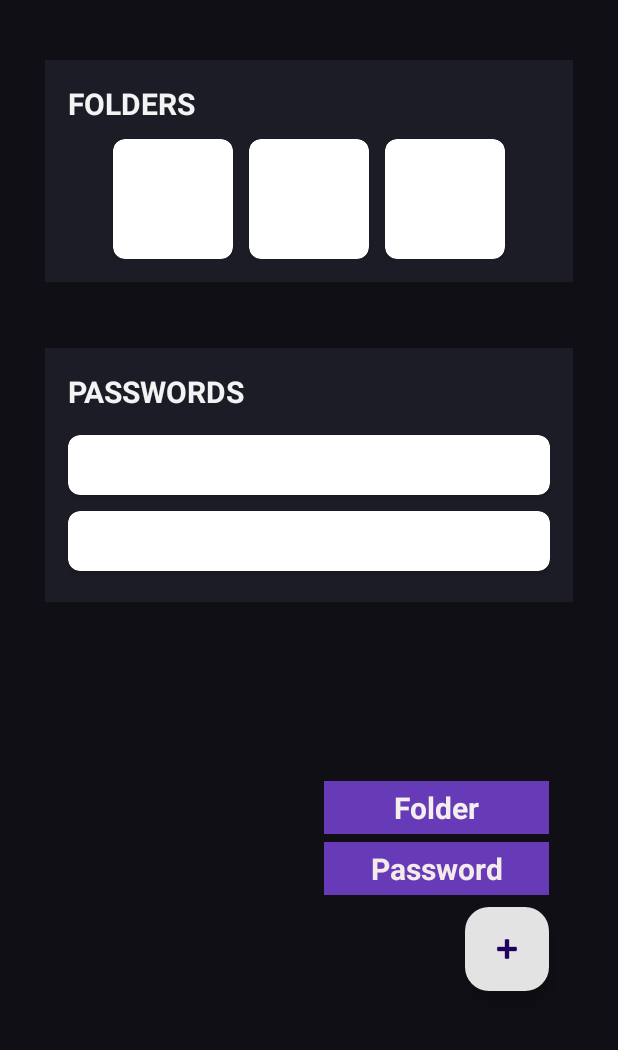
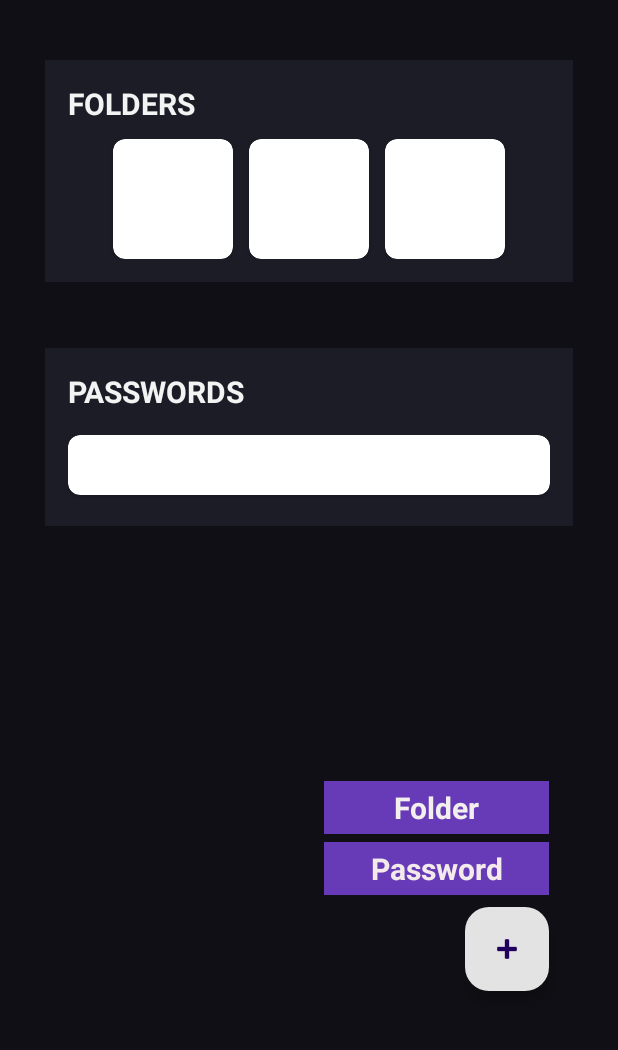
Before and after one commit to css-enjoyer/MP_Password-Manager, an Android app: the screen it shows after launch (MainActivity), after a tap on an icon or button, on a phone screen of 412 x 824 dp, the part 176-1226 px from its top. Run offline under Robolectric (Android 15) with nearby library versions, the phone set to English and light mode, and no system bars.

Commit message:
Create recycler and adapter for password

```diff
--- a/app/src/main/java/com/example/mobproj/MainActivity.kt
+++ b/app/src/main/java/com/example/mobproj/MainActivity.kt
@@ -30,6 +30,9 @@ class MainActivity : AppCompatActivity() {
     // For database
     private var dbHandler: DBHandler? = null
 
+    // For recycler
+    private lateinit var passwordRecyclerView: RecyclerView
+    private lateinit var passwordAdapter: PasswordAdapter
 
     override fun onCreate(savedInstanceState: Bundle?) {
         super.onCreate(savedInstanceState)
@@ -37,7 +40,6 @@ class MainActivity : AppCompatActivity() {
 
         // Initialize lockscreen
         initPinDialog()
-        showPinDialog()
 
         // Initialize add button
         fabAdd = findViewById(R.id.fabAdd)
@@ -48,6 +50,14 @@ class MainActivity : AppCompatActivity() {
 
         // Initialize database
         dbHandler = DBHandler(this)
+
+        // Initialize recycler and adapter
+        passwordRecyclerView = findViewById(R.id.passwordRecyclerView)
+        val passwordList = dbHandler?.getPassword() ?: emptyList()
+
+        passwordAdapter = PasswordAdapter(passwordList)
+        passwordRecyclerView.adapter = passwordAdapter
+        passwordRecyclerView.layoutManager = LinearLayoutManager(this)
     }
 
     private fun initPinDialog() {
@@ -61,29 +71,16 @@ class MainActivity : AppCompatActivity() {
 
         // Set click listener for the confirm button
         confirmButton.setOnClickListener {
-            // Check the entered PIN
-            checkPin(pinInput.text.toString())
-        }
-    }
-    private fun showPinDialog() {
-        // Show the PIN dialog
-        pinDialog.show()
-    }
-    private fun checkPin(enteredPin: String) {
-        // Default PIN
             val defaultPin = "0000"
+            val enteredPin = pinInput.text.toString()
 
-        // Check if the entered PIN is correct
             if (enteredPin == defaultPin) {
                 pinDialog.dismiss()
             } else {
-            // Incorrect PIN, increment attempts
                 pinAttempts++
-            // Clear PIN input
                 pinInput.text.clear()
-            // Update instruction text
                 instructionText.text = "Incorrect PIN. Attempts: $pinAttempts"
-            // Add logic for handling incorrect PIN attempts (e.g., show a message after a certain number of attempts)
+                // add logic for handling incorrect PIN attempts (e.g., show a message after a certain number of attempts)
                 if (pinAttempts >= 3) {
                     Toast.makeText(this, "Three attempts reached.", Toast.LENGTH_SHORT).show()
                     pinAttempts = 0
@@ -91,21 +88,18 @@ class MainActivity : AppCompatActivity() {
                 }
             }
         }
-
-
-
+        pinDialog.show()
+    }
     // Handle Folder Button Click
     fun onFolderClick(view: View) {
         // Inflate the Folder_Creation_Layout
         val folderCreationView = layoutInflater.inflate(R.layout.folder_creation_layout, null)
-
         // Initialize UI components
         val folderTitle: EditText = folderCreationView.findViewById(R.id.folderTitle)
         val folderDescription: EditText = folderCreationView.findViewById(R.id.folderDescription)
         val folderColor: EditText = folderCreationView.findViewById(R.id.folderColor)
         val btnSave: Button = folderCreationView.findViewById(R.id.btnSave)
         val btnCancel: Button = folderCreationView.findViewById(R.id.btnCancel)
-
         // Create AlertDialog
         val folderCreationDialog = AlertDialog.Builder(this)
             .setView(folderCreationView)
@@ -123,7 +117,7 @@ class MainActivity : AppCompatActivity() {
         }
         folderCreationDialog.show()
     }
-    // Handle com.example.mobproj.Password Button Click
+    // Handle Password Button Click
     fun onPasswordClick(view: View) {
         // Inflate Password_Creation_Layout
         val passwordCreationView = layoutInflater.inflate(R.layout.password_creation_layout, null)
@@ -156,7 +150,6 @@ class MainActivity : AppCompatActivity() {
             val success = dbHandler?.addPassword(passwordObject)
             if (success != null && success) {
                 Log.d("DBHandler", "Inserted Password with ID: " + passwordObject.pwID)
-                dbHandler?.getPassword()
                 Toast.makeText(this@MainActivity, "Password has been added.", Toast.LENGTH_SHORT).show()
             } else {
                 Toast.makeText(this@MainActivity, "Failed to add password.", Toast.LENGTH_SHORT).show()
--- a/app/src/main/res/layout/activity_main.xml
+++ b/app/src/main/res/layout/activity_main.xml
@@ -109,14 +109,9 @@
             android:id="@+id/passwordRecyclerView"
             android:layout_width="match_parent"
             android:layout_height="wrap_content"
-            android:orientation="vertical" />
-        <androidx.cardview.widget.CardView
-            android:layout_width="match_parent"
-            android:layout_height="40dp"
-            android:layout_marginTop="5dp"
-            android:layout_marginBottom="5dp"
-            android:background="#E3E3E3"
-            app:cardCornerRadius="8dp"/>
+            android:orientation="vertical"
+            app:layoutManager="androidx.recyclerview.widget.LinearLayoutManager"
+            tools:listitem="@layout/password_layout"/>
         <androidx.cardview.widget.CardView
             android:layout_width="match_parent"
             android:layout_height="40dp"
```
Also changed, not shown: app/src/main/java/com/example/mobproj/PasswordAdapter.kt (added, +33 -0 lines), app/src/main/res/layout/password_layout.xml (added, +27 -0 lines). Lines whose indentation alone changed are shown as unchanged.
